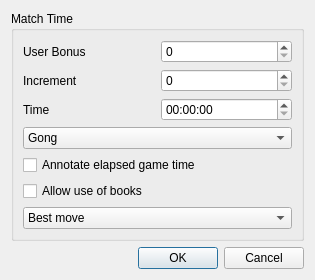
madnight/chessx, file src/dialogs/matchparameterdlg.ui: the form before one commit.
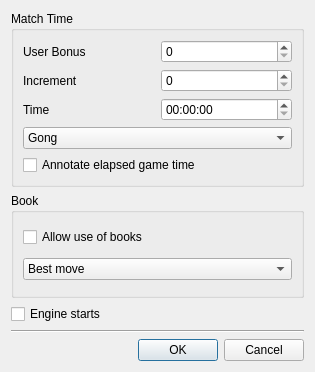
The form after the commit.

Commit message: New feature: Added checkbox so that engine starts game

The edit to the form file:
```diff
--- a/src/dialogs/matchparameterdlg.ui
+++ b/src/dialogs/matchparameterdlg.ui
@@ -7,7 +7,7 @@
     <x>0</x>
     <y>0</y>
     <width>315</width>
-    <height>267</height>
+    <height>372</height>
    </rect>
   </property>
   <property name="windowTitle">
@@ -96,6 +96,15 @@
         </property>
        </widget>
       </item>
+     </layout>
+    </widget>
+   </item>
+   <item>
+    <widget class="QGroupBox" name="groupBox_2">
+     <property name="title">
+      <string>Book</string>
+     </property>
+     <layout class="QVBoxLayout" name="verticalLayout_3">
       <item>
        <widget class="QCheckBox" name="cbAllowBook">
         <property name="text">
@@ -125,6 +134,23 @@
      </layout>
     </widget>
    </item>
+   <item>
+    <widget class="QCheckBox" name="cbEngineStarts">
+     <property name="enabled">
+      <bool>true</bool>
+     </property>
+     <property name="text">
+      <string>Engine starts</string>
+     </property>
+    </widget>
+   </item>
+   <item>
+    <widget class="Line" name="line">
+     <property name="orientation">
+      <enum>Qt::Horizontal</enum>
+     </property>
+    </widget>
+   </item>
    <item>
     <widget class="QDialogButtonBox" name="buttonBox">
      <property name="orientation">
```
The commit also changes 7 other files.
